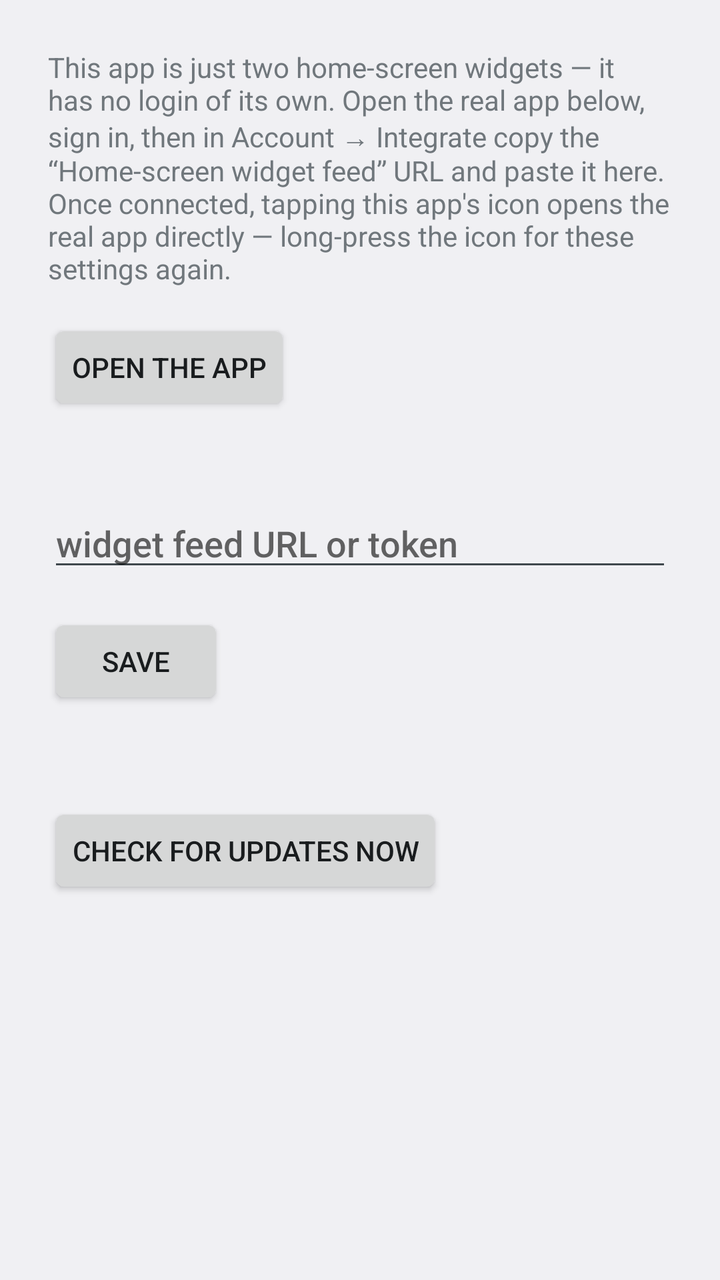
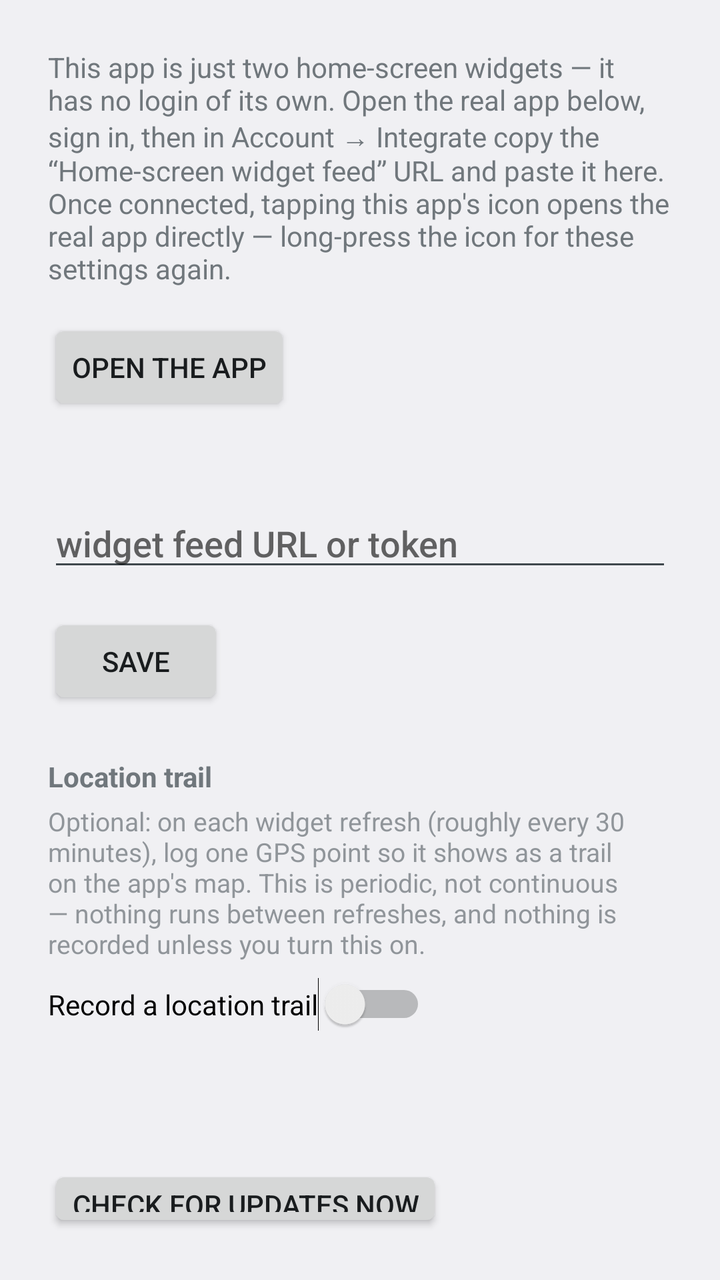

Compare the two renders of this Android layout. The source of the first and the diff that turns it into the second are given below.
<!-- AndroidManifest.xml: application theme android:Theme.DeviceDefault.Light -->
<!-- res/layout/activity_settings.xml -->
<?xml version="1.0" encoding="utf-8"?>
<LinearLayout xmlns:android="http://schemas.android.com/apk/res/android"
    android:layout_width="match_parent"
    android:layout_height="match_parent"
    android:orientation="vertical"
    android:padding="24dp">

    <TextView
        android:id="@+id/update_banner"
        android:layout_width="match_parent"
        android:layout_height="wrap_content"
        android:paddingBottom="8dp"
        android:textSize="14sp"
        android:textStyle="bold"
        android:visibility="gone" />

    <Button
        android:id="@+id/update_button"
        android:layout_width="wrap_content"
        android:layout_height="wrap_content"
        android:layout_marginBottom="16dp"
        android:text="Download and install"
        android:visibility="gone" />

    <TextView
        android:layout_width="match_parent"
        android:layout_height="wrap_content"
        android:text="This app is just two home-screen widgets — it has no login of its own. Open the real app below, sign in, then in Account → Integrate copy the “Home-screen widget feed” URL and paste it here. Once connected, tapping this app's icon opens the real app directly — long-press the icon for these settings again."
        android:textSize="14sp"
        android:paddingBottom="16dp" />

    <Button
        android:id="@+id/open_app_button"
        android:layout_width="wrap_content"
        android:layout_height="wrap_content"
        android:text="Open the app" />

    <TextView
        android:id="@+id/sync_status"
        android:layout_width="match_parent"
        android:layout_height="wrap_content"
        android:layout_marginTop="16dp"
        android:layout_marginBottom="8dp"
        android:textSize="13sp" />

    <EditText
        android:id="@+id/token_input"
        android:layout_width="match_parent"
        android:layout_height="wrap_content"
        android:hint="widget feed URL or token"
        android:inputType="textNoSuggestions"
        android:maxLines="3" />

    <Button
        android:id="@+id/save_button"
        android:layout_width="wrap_content"
        android:layout_height="wrap_content"
        android:layout_marginTop="16dp"
        android:text="Save" />

    <TextView
        android:id="@+id/version_label"
        android:layout_width="match_parent"
        android:layout_height="wrap_content"
        android:layout_marginTop="24dp"
        android:textSize="11sp"
        android:alpha="0.6" />

    <Button
        android:id="@+id/check_update_button"
        android:layout_width="wrap_content"
        android:layout_height="wrap_content"
        android:layout_marginTop="8dp"
        android:text="Check for updates now" />

    <TextView
        android:id="@+id/check_update_status"
        android:layout_width="match_parent"
        android:layout_height="wrap_content"
        android:layout_marginTop="4dp"
        android:textSize="11sp"
        android:alpha="0.6" />

</LinearLayout>
<!-- resources referenced by this layout -->
<resources>

</resources>

<!-- the commit's change to res/layout/activity_settings.xml (unified diff, before → after) -->
@@ -59,6 +59,44 @@
         android:text="Save" />
 
     <TextView
+        android:layout_width="match_parent"
+        android:layout_height="wrap_content"
+        android:layout_marginTop="24dp"
+        android:text="Location trail"
+        android:textSize="14sp"
+        android:textStyle="bold" />
+
+    <TextView
+        android:layout_width="match_parent"
+        android:layout_height="wrap_content"
+        android:layout_marginTop="4dp"
+        android:text="Optional: on each widget refresh (roughly every 30 minutes), log one GPS point so it shows as a trail on the app's map. This is periodic, not continuous — nothing runs between refreshes, and nothing is recorded unless you turn this on."
+        android:textSize="13sp"
+        android:alpha="0.75" />
+
+    <Switch
+        android:id="@+id/trail_switch"
+        android:layout_width="wrap_content"
+        android:layout_height="wrap_content"
+        android:layout_marginTop="8dp"
+        android:text="Record a location trail" />
+
+    <TextView
+        android:id="@+id/trail_status"
+        android:layout_width="match_parent"
+        android:layout_height="wrap_content"
+        android:layout_marginTop="4dp"
+        android:textSize="12sp"
+        android:alpha="0.75" />
+
+    <Button
+        android:id="@+id/trail_permission_button"
+        android:layout_width="wrap_content"
+        android:layout_height="wrap_content"
+        android:layout_marginTop="4dp"
+        android:visibility="gone" />
+
+    <TextView
         android:id="@+id/version_label"
         android:layout_width="match_parent"
         android:layout_height="wrap_content"
